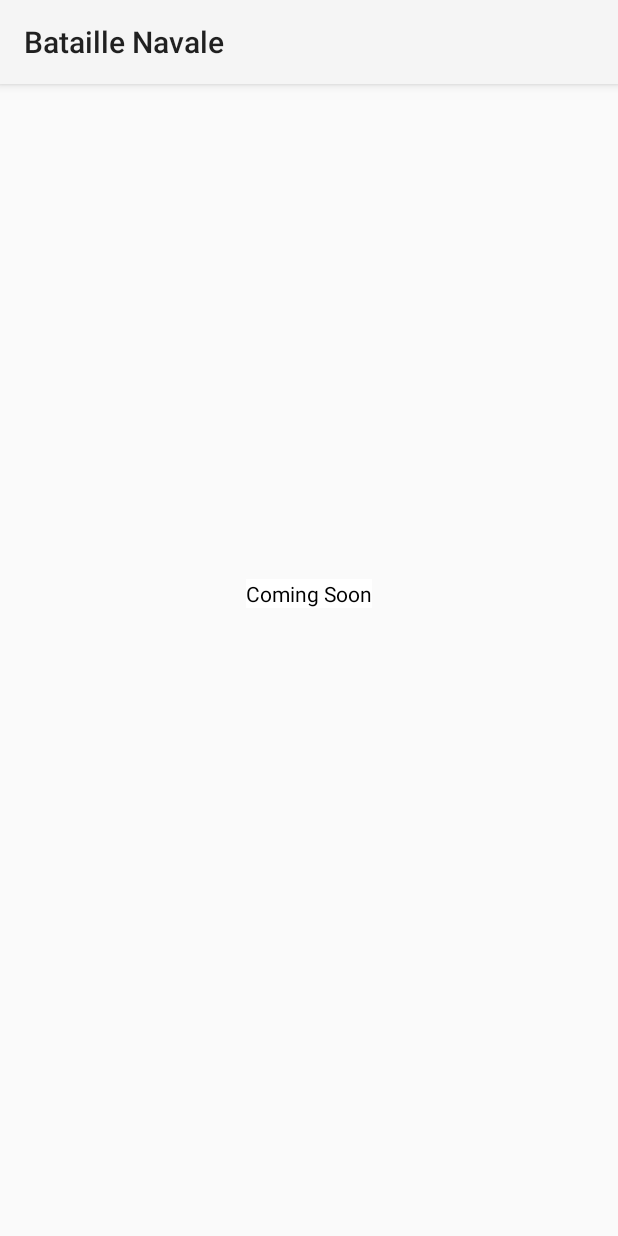
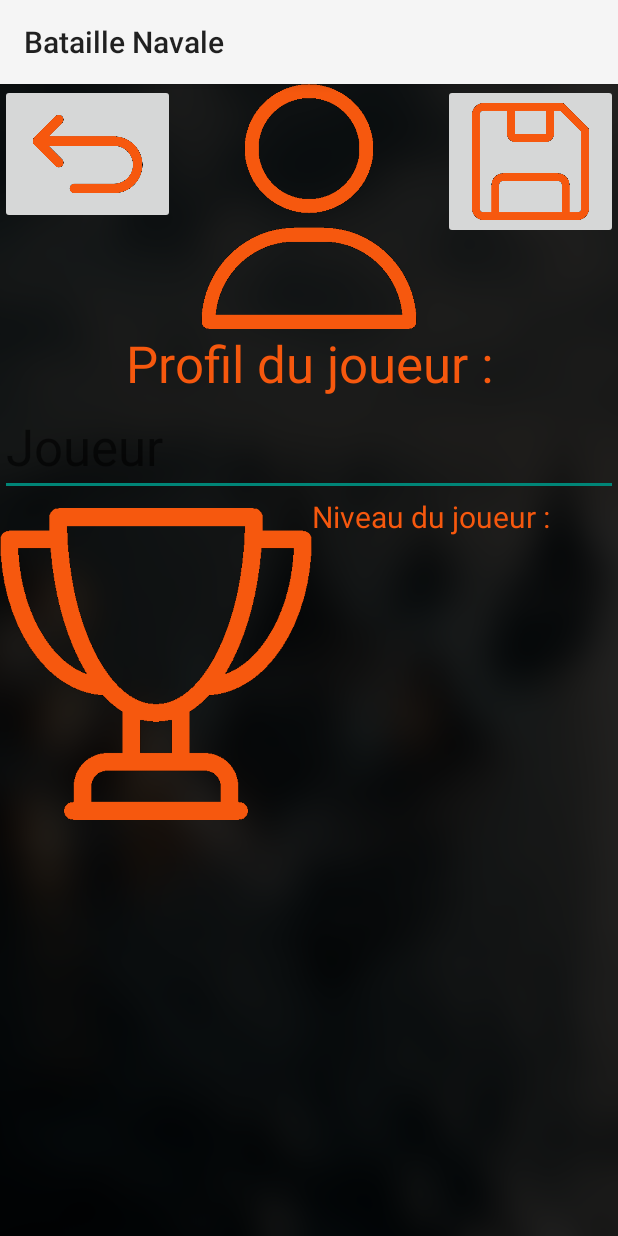
Before and after one commit to TNFB/Bataille-Navale, an Android app: the fragment player_menu shown on its own in the app's theme, on a phone screen of 412 x 824 dp. Run offline under Robolectric (Android 15) with nearby library versions, the phone set to English and light mode, and no system bars.

Commit message:
Edit profil + pseudo

```diff
--- a/app/src/main/java/com/CoMaTo/bataillenavale/DataManager.java
+++ b/app/src/main/java/com/CoMaTo/bataillenavale/DataManager.java
@@ -77,4 +77,20 @@ public class DataManager {
         flotte[5] = new Bateau(8, 5, 1, 5,R.drawable.bateau_5,Bateau.getMatriceBoat(6));
         saveFlotte(flotte, "flotte4");
     }
+
+    // Enregistrer le pseudo
+    public void savePseudo(String pseudo) {
+        sharedPreferences.edit().putString("pseudo", pseudo).apply();
+    }
+
+    // Récupérer le pseudo
+    public String getPseudo() {
+        String pseudo = sharedPreferences.getString("pseudo", "");
+        if (pseudo.isEmpty()) {
+            pseudo = "Joueur";
+            savePseudo(pseudo);
+        }
+        return pseudo;
+    }
+
 }
--- a/app/src/main/java/com/CoMaTo/bataillenavale/player_menu.java
+++ b/app/src/main/java/com/CoMaTo/bataillenavale/player_menu.java
@@ -1,19 +1,19 @@
 package com.CoMaTo.bataillenavale;
 
 import android.os.Bundle;
-
 import androidx.fragment.app.Fragment;
-
 import android.view.LayoutInflater;
 import android.view.View;
 import android.view.ViewGroup;
-
-import com.CoMaTo.bataillenavale.databinding.FragmentConfMenuBinding;
-import com.CoMaTo.bataillenavale.databinding.FragmentFlotteMenuBinding;
+import android.widget.EditText;
+import android.widget.ImageButton;
 import com.CoMaTo.bataillenavale.databinding.FragmentPlayerMenuBinding;
 
 public class player_menu extends Fragment {
     private FragmentPlayerMenuBinding binding;
+    private EditText editText;
+    private ImageButton saveButton;
+
     public static player_menu newInstance() {
         player_menu fragment = new player_menu();
         Bundle args = new Bundle();
@@ -29,7 +29,28 @@ public class player_menu extends Fragment {
     public View onCreateView(LayoutInflater inflater, ViewGroup container,
                              Bundle savedInstanceState) {
         binding = FragmentPlayerMenuBinding.inflate(inflater, container, false);
-        return binding.getRoot();
+        View view = binding.getRoot();
+
+        editText = view.findViewById(R.id.editText);
+        saveButton = view.findViewById(R.id.saveButton);
+
+        DataManager dataManager = new DataManager(requireContext());
+        String pseudo = dataManager.getPseudo();
+        editText.setHint(pseudo);
+
+        saveButton.setOnClickListener(new View.OnClickListener() {
+            @Override
+            public void onClick(View v) {
+                String newPseudo = editText.getText().toString().trim();
+
+                if (!newPseudo.isEmpty()) {
+                    // Sauvegarder le nouveau pseudo
+                    dataManager.savePseudo(newPseudo);
+                }
+            }
+        });
+
+        return view;
     }
 
     @Override
--- a/app/src/main/res/layout/fragment_player_menu.xml
+++ b/app/src/main/res/layout/fragment_player_menu.xml
@@ -1,16 +1,96 @@
 <?xml version="1.0" encoding="utf-8"?>
 <FrameLayout xmlns:android="http://schemas.android.com/apk/res/android"
+    xmlns:app="http://schemas.android.com/apk/res-auto"
     xmlns:tools="http://schemas.android.com/tools"
     android:layout_width="match_parent"
-    android:layout_height="680dp"
+    android:layout_height="match_parent"
+    android:background="@drawable/background_profil"
     tools:context=".player_menu">
 
-    <TextView
-        android:layout_width="wrap_content"
-        android:layout_height="wrap_content"
-        android:gravity="center"
-        android:layout_gravity="center"
-        android:background="@color/white"
-        android:textColor="@color/black"
-        android:text="@string/coming_soon" />
+    <LinearLayout
+        android:layout_width="match_parent"
+        android:layout_height="match_parent"
+        android:orientation="vertical">
+
+        <LinearLayout
+            android:layout_width="match_parent"
+            android:layout_height="wrap_content"
+            android:orientation="horizontal">
+
+            <ImageButton
+                android:id="@+id/backButton"
+                android:layout_width="3dp"
+                android:layout_height="93dp"
+                android:layout_weight="1"
+                android:scaleType="fitCenter"
+                android:src="@drawable/back" />
+
+            <ImageView
+                android:id="@+id/imageView2"
+                android:layout_width="65dp"
+                android:layout_height="163dp"
+                android:layout_weight="1"
+                android:src="@drawable/user" />
+
+            <ImageButton
+                android:id="@+id/saveButton"
+                android:layout_width="3dp"
+                android:layout_height="103dp"
+                android:layout_weight="1"
+                android:scaleType="fitCenter"
+                android:src="@drawable/save" />
+        </LinearLayout>
+
+        <TextView
+            android:id="@+id/textView2"
+            android:layout_width="match_parent"
+            android:layout_height="wrap_content"
+            android:text="Profil du joueur :"
+            android:textAlignment="center"
+            android:textColor="#F6580E"
+            android:textSize="34sp" />
+
+        <EditText
+            android:id="@+id/editText"
+            android:layout_width="match_parent"
+            android:layout_height="wrap_content"
+            android:hint=""
+            android:textColor="#F6580E"
+            android:textSize="34sp" />
+
+        <LinearLayout
+            android:layout_width="match_parent"
+            android:layout_height="wrap_content"
+            android:orientation="horizontal">
+
+            <ImageView
+                android:id="@+id/imageView5"
+                android:layout_width="208dp"
+                android:layout_height="224dp"
+                android:src="@drawable/trophy" />
+
+            <LinearLayout
+                android:layout_width="match_parent"
+                android:layout_height="wrap_content"
+                android:orientation="vertical">
+
+                <TextView
+                    android:id="@+id/textView6"
+                    android:layout_width="match_parent"
+                    android:layout_height="wrap_content"
+                    android:text="Niveau du joueur :"
+                    android:textColor="#F6580E"
+                    android:textSize="20sp" />
+
+                <TextView
+                    android:id="@+id/levelPrint"
+                    android:layout_width="match_parent"
+                    android:layout_height="wrap_content"
+                    android:textColor="#F6580E"
+                    android:textSize="34sp" />
+            </LinearLayout>
+
+        </LinearLayout>
+
+    </LinearLayout>
 </FrameLayout>
```
Also changed, not shown: app/src/main/res/drawable/back.png (added), app/src/main/res/drawable/background_profil.png (added), app/src/main/res/drawable/save.png (added), app/src/main/res/drawable/trophy.png (added), app/src/main/res/drawable/user.png (added).
